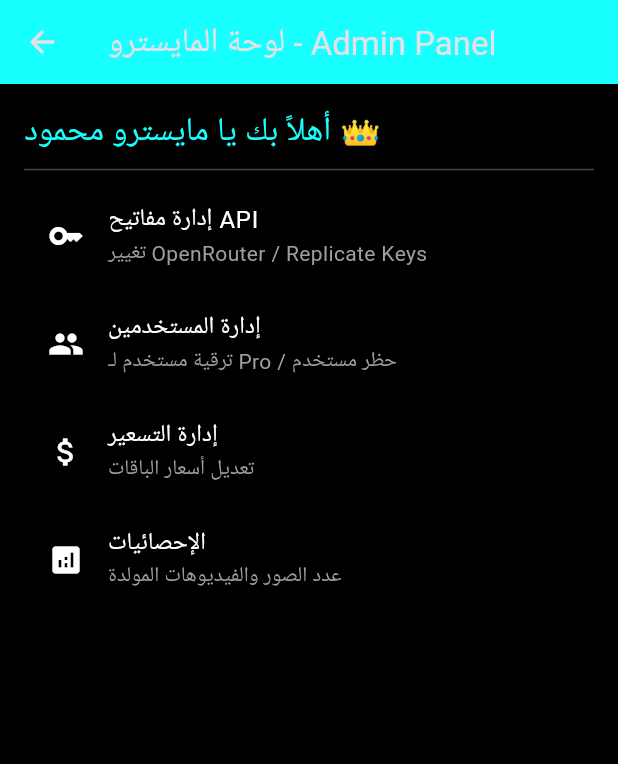
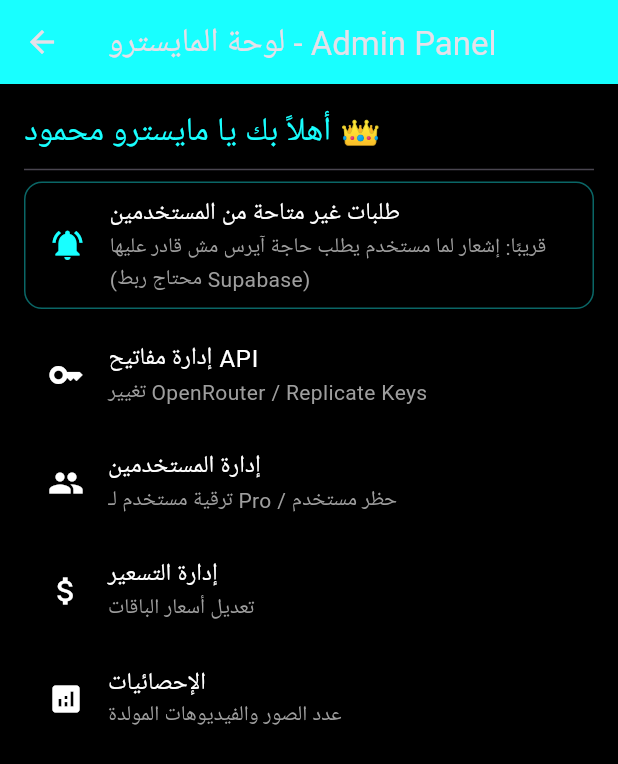
Before and after one commit to mahmoud1005th-oss/IRIS---App, a Flutter app: the AdminUI screen opened directly, on a phone screen of 412 x 824 dp. Shown: the top 764 px of the screen. Run offline on Flutter 3.47's test engine with Material 3 defaults, Android fonts, the phone set to English and light mode, and no system bars; our stand-ins replace flutter_tts, sqflite, supabase_flutter; missing offline and left inert: workmanager; accounts and stored records are empty.

Commit message:
Add notification for unavailable user requests
Added a notification section for unavailable user requests, including a placeholder for future Supabase integration.

```diff
--- a/lib/features/ui/admin_ui.dart
+++ b/lib/features/ui/admin_ui.dart
@@ -12,6 +12,25 @@ class AdminUI extends StatelessWidget {
         children: [
           const Text("أهلاً بك يا مايسترو محمود 👑", style: TextStyle(color: Colors.cyanAccent, fontSize: 22)),
           const Divider(),
+          // إشعارات طلبات المستخدمين غير المتاحة (V3 - واجهة مبدئية)
+          // لما مستخدم يطلب من آيرس حاجة مش قادر عليها (زي ملف APK) هيوصلك إشعار هنا
+          // وآيرس ترد عليه "مش متاح حاليًا، وفيه تحديثات جاية"
+          // الجزء ده محتاج جدول في Supabase - هيتفعل لما المفاتيح تتضاف
+          Container(
+            margin: const EdgeInsets.only(bottom: 8),
+            decoration: BoxDecoration(
+              border: Border.all(color: Colors.cyanAccent.withOpacity(0.4)),
+              borderRadius: BorderRadius.circular(12),
+            ),
+            child: const ListTile(
+              leading: Icon(Icons.notifications_active, color: Colors.cyanAccent),
+              title: Text("طلبات غير متاحة من المستخدمين", style: TextStyle(color: Colors.white)),
+              subtitle: Text(
+                "قريبًا: إشعار لما مستخدم يطلب حاجة آيرس مش قادر عليها (محتاج ربط Supabase)",
+                style: TextStyle(color: Colors.grey),
+              ),
+            ),
+          ),
           ListTile(leading: const Icon(Icons.key, color: Colors.white), title: const Text("إدارة مفاتيح API", style: TextStyle(color: Colors.white)), subtitle: const Text("تغيير OpenRouter / Replicate Keys", style: TextStyle(color: Colors.grey))),
           ListTile(leading: const Icon(Icons.people, color: Colors.white), title: const Text("إدارة المستخدمين", style: TextStyle(color: Colors.white)), subtitle: const Text("ترقية مستخدم لـ Pro / حظر مستخدم", style: TextStyle(color: Colors.grey))),
           ListTile(leading: const Icon(Icons.attach_money, color: Colors.white), title: const Text("إدارة التسعير", style: TextStyle(color: Colors.white)), subtitle: const Text("تعديل أسعار الباقات", style: TextStyle(color: Colors.grey))),
```
